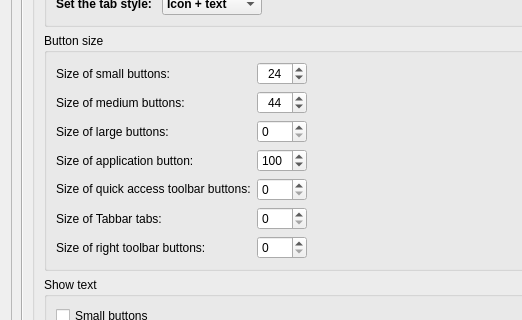
Before: the Qt Designer form Resources/ui/Settings.ui in APEbbers/FreeCAD-Ribbon, drawn with Qt 5; both pictures show x 0 to 522 and y 251 to 571 of the 736 by 801 pixel window.
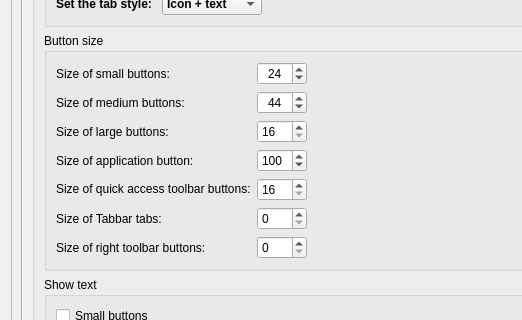
After: the same form once the commit is applied. Custom widgets are drawn as their Qt base class.

```diff
--- a/Resources/ui/Settings.ui
+++ b/Resources/ui/Settings.ui
@@ -444,6 +444,12 @@
                            <height>20</height>
                           </size>
                          </property>
+                         <property name="minimum">
+                          <number>16</number>
+                         </property>
+                         <property name="maximum">
+                          <number>36</number>
+                         </property>
                         </widget>
                        </item>
                        <item row="6" column="1">
@@ -465,8 +471,11 @@
                        </item>
                        <item row="2" column="1">
                         <widget class="QSpinBox" name="IconSize_Large">
+                         <property name="minimum">
+                          <number>16</number>
+                         </property>
                          <property name="maximum">
-                          <number>200</number>
+                          <number>120</number>
                          </property>
                         </widget>
                        </item>
```
Left out of the diff: 11 changed lines with no effect on the pictures.
